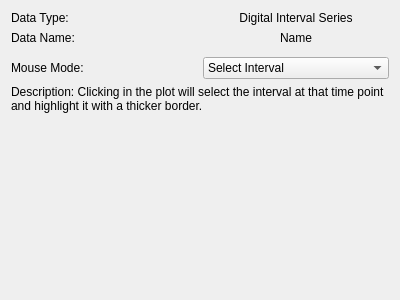
The window that src/WhiskerToolbox/DataViewer_Widget/DigitalInterval/IntervalViewer_Widget.ui (paulmthompson/WhiskerToolbox) describes before a commit, drawn with Qt 5.
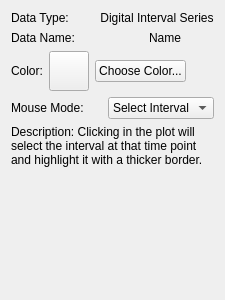
The same window after the commit. Custom widgets are drawn as their Qt base class.

Commit message: use colorbutton instead of colorpicker_widget for data viewer

Patch:
```diff
--- a/src/WhiskerToolbox/DataViewer_Widget/DigitalInterval/IntervalViewer_Widget.ui
+++ b/src/WhiskerToolbox/DataViewer_Widget/DigitalInterval/IntervalViewer_Widget.ui
@@ -6,7 +6,7 @@
    <rect>
     <x>0</x>
     <y>0</y>
-    <width>400</width>
+    <width>225</width>
     <height>300</height>
    </rect>
   </property>
@@ -57,7 +57,54 @@
     </layout>
    </item>
    <item>
-    <widget class="ColorPicker_Widget" name="color_picker" native="true"/>
+    <layout class="QHBoxLayout" name="color_layout">
+     <item>
+      <widget class="QLabel" name="color_label">
+       <property name="text">
+        <string>Color:</string>
+       </property>
+      </widget>
+     </item>
+     <item>
+      <widget class="QPushButton" name="color_display_button">
+       <property name="minimumSize">
+        <size>
+         <width>40</width>
+         <height>40</height>
+        </size>
+       </property>
+       <property name="maximumSize">
+        <size>
+         <width>40</width>
+         <height>40</height>
+        </size>
+       </property>
+       <property name="text">
+        <string/>
+       </property>
+      </widget>
+     </item>
+     <item>
+      <widget class="QPushButton" name="color_button">
+       <property name="text">
+        <string>Choose Color...</string>
+       </property>
+      </widget>
+     </item>
+     <item>
+      <spacer name="horizontalSpacer">
+       <property name="orientation">
+        <enum>Qt::Orientation::Horizontal</enum>
+       </property>
+       <property name="sizeHint" stdset="0">
+        <size>
+         <width>40</width>
+         <height>20</height>
+        </size>
+       </property>
+      </spacer>
+     </item>
+    </layout>
    </item>
    <item>
     <layout class="QVBoxLayout" name="verticalLayout_2">
@@ -108,14 +155,6 @@
    </item>
   </layout>
  </widget>
- <customwidgets>
-  <customwidget>
-   <class>ColorPicker_Widget</class>
-   <extends>QWidget</extends>
-   <header>ColorPicker_Widget/ColorPicker_Widget.hpp</header>
-   <container>1</container>
-  </customwidget>
- </customwidgets>
  <resources/>
  <connections/>
 </ui> 
```
Left out of the diff: 2 changed lines with no effect on the pictures. The commit also changes 15 other files.
